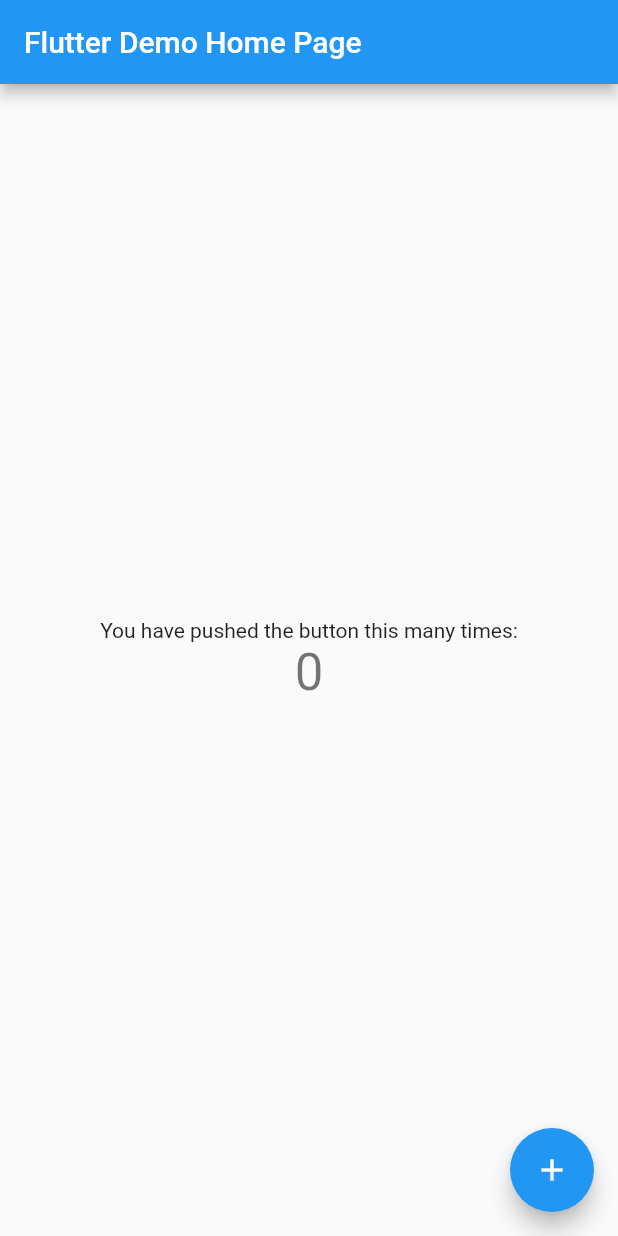
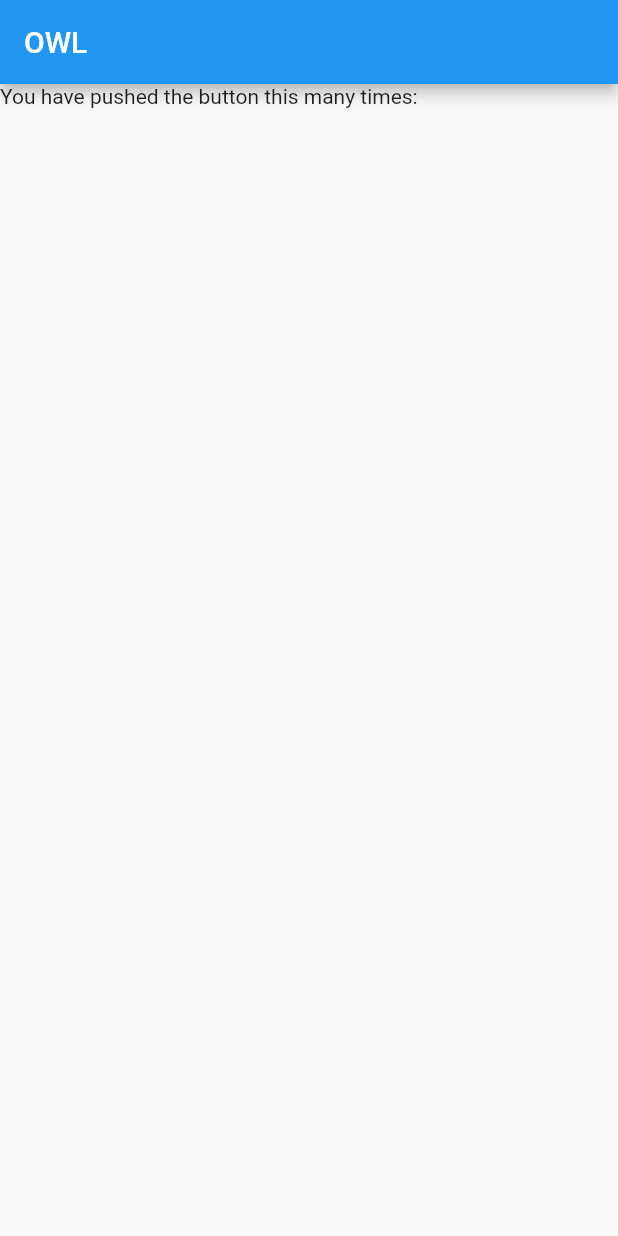
Before and after one commit to LeafForReddit/owl, a Flutter app: the screen it shows after launch, on a phone screen of 412 x 824 dp. Run offline on Flutter 3.47's test engine with Material 2 defaults, Android fonts, the phone set to English and light mode, and no system bars; our stand-ins replace permission_handler.

Commit message:
Added dependency on permission-handler
https://github.com/BaseflowIT/flutter-permission-handler
Required updating Android app to use androidx - in turn required gradle upgrade and Kotlin update

```diff
--- a/lib/main.dart
+++ b/lib/main.dart
@@ -1,63 +1,49 @@
 import 'package:flutter/material.dart';
+import 'package:permission_handler/permission_handler.dart';
 
-void main() => runApp(new MyApp());
+void main() => runApp(new OwlApp());
 
-class MyApp extends StatelessWidget {
+class OwlApp extends StatelessWidget {
   // This widget is the root of your application.
   @override
   Widget build(BuildContext context) {
+    permCheck();
     return new MaterialApp(
-      title: 'Flutter Demo',
+      title: 'OWL',
       theme: new ThemeData(
         primarySwatch: Colors.blue,
       ),
-      home: new MyHomePage(title: 'Flutter Demo Home Page'),
+      home: new Home(title: 'OWL'),
     );
+  }
+
+  void permCheck() async {
+    PermissionStatus permission = await PermissionHandler().checkPermissionStatus(PermissionGroup.sms);
+    if (permission != PermissionStatus.granted) {
+      Map<PermissionGroup, PermissionStatus> permissions = await PermissionHandler().requestPermissions([PermissionGroup.sms]);
+    }
   }
 }
 
-class MyHomePage extends StatefulWidget {
-  MyHomePage({Key key, this.title}) : super(key: key);
+class Home extends StatelessWidget {
+  Home({Key key, this.title}) : super(key: key);
   final String title;
-
-  @override
-  _MyHomePageState createState() => new _MyHomePageState();
-}
-
-class _MyHomePageState extends State<MyHomePage> {
-  int _counter = 0;
-
-  void _incrementCounter() {
-    setState(() {
-      _counter++;
-    });
-  }
 
   @override
   Widget build(BuildContext context) {
     return new Scaffold(
       appBar: new AppBar(
-        title: new Text(widget.title),
+        title: new Text('OWL'),
       ),
       body: new Center(
-        child: new Column(
-          mainAxisAlignment: MainAxisAlignment.center,
+        child: new ListView(
           children: <Widget>[
             new Text(
               'You have pushed the button this many times:',
             ),
-            new Text(
-              '$_counter',
-              style: Theme.of(context).textTheme.display1,
-            ),
           ],
         ),
       ),
-      floatingActionButton: new FloatingActionButton(
-        onPressed: _incrementCounter,
-        tooltip: 'Increment',
-        child: new Icon(Icons.add),
-      ), // This trailing comma makes auto-formatting nicer for build methods.
     );
   }
 }
--- a/pubspec.yaml
+++ b/pubspec.yaml
@@ -16,9 +16,8 @@ dependencies:
   flutter:
     sdk: flutter
 
-  # The following adds the Cupertino Icons font to your application.
-  # Use with the CupertinoIcons class for iOS style icons.
   cupertino_icons: ^0.1.2
+  permission_handler: ^3.1.0
 
 dev_dependencies:
   flutter_test:
```
Also changed, not shown: pubspec.lock, 7 other files.
